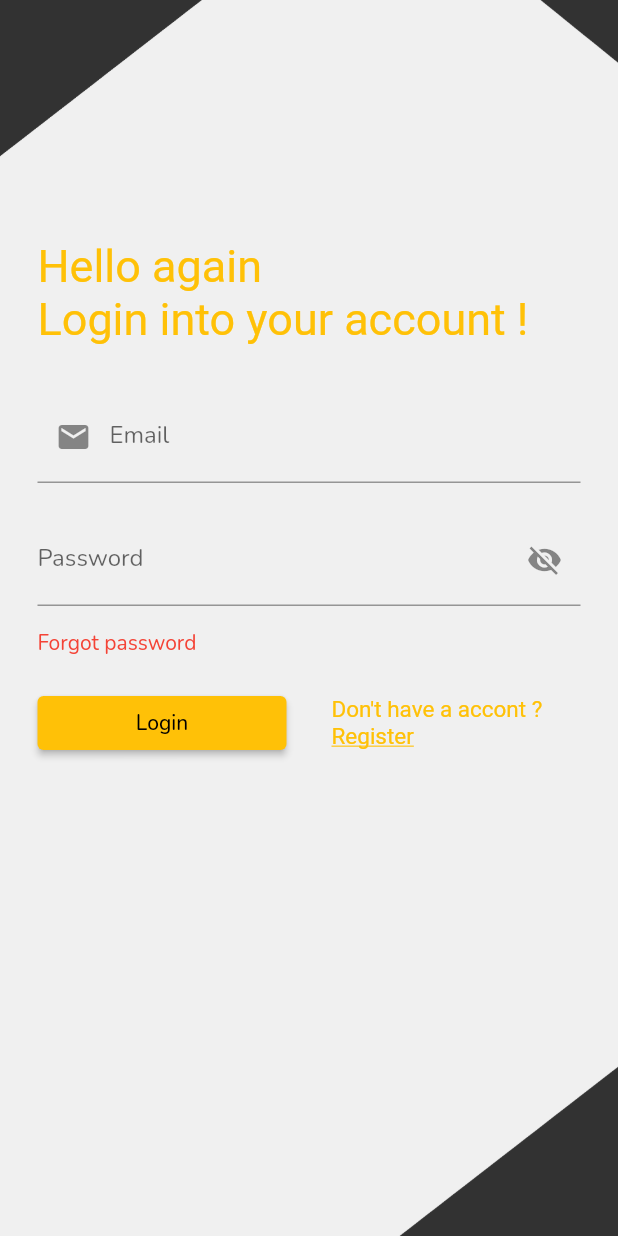
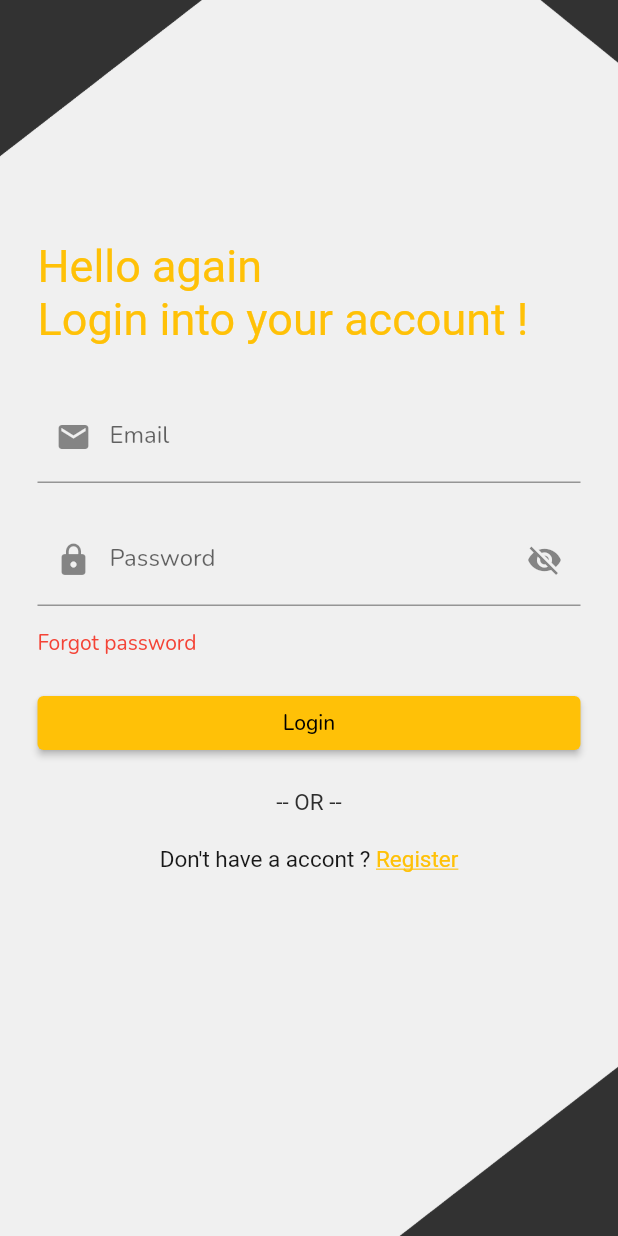
Before and after one commit to luisf4/chat-app-flutter, a Flutter app: the screen it shows after launch, on a phone screen of 412 x 824 dp. Run offline on Flutter 3.47's test engine with Material 2 defaults, Android fonts, the light colour scheme and no system bars; our stand-ins replace cloud_firestore, firebase_auth, firebase_core; accounts and stored records are empty; Roboto replaces fonts that are missing (NunitoBold).

Commit message:
change login and sing up page

```diff
--- a/lib/main.dart
+++ b/lib/main.dart
@@ -3,8 +3,6 @@
 
 import 'package:chat_app/pages/authPage.dart';
 import 'package:chat_app/pages/homePage.dart';
-import 'package:chat_app/pages/loginPage.dart';
-import 'package:chat_app/pages/userPage.dart';
 import 'package:firebase_auth/firebase_auth.dart';
 import 'package:firebase_core/firebase_core.dart';
 import 'package:flutter/material.dart';
--- a/lib/pages/forgotPage.dart
+++ b/lib/pages/forgotPage.dart
@@ -1,5 +1,4 @@
 // ignore_for_file: unnecessary_import, file_names, prefer_const_constructors
-import 'package:chat_app/pages/loginPage.dart';
 import 'package:flutter/material.dart';
 
 class ForgotPassword extends StatefulWidget {
--- a/lib/pages/loginPage.dart
+++ b/lib/pages/loginPage.dart
@@ -98,6 +98,7 @@ class _LoginPageState extends State<LoginPage> {
                       controller: _passwordController,
                       decoration: InputDecoration(
                         hintText: 'Password',
+                        prefixIcon: Icon(Icons.lock),
                         labelText: 'Password',
                         suffixIcon: IconButton(
                           icon: passwordInvisible
@@ -133,13 +134,30 @@ class _LoginPageState extends State<LoginPage> {
                             child: Text('Login'),
                           ),
                         ),
+                      ],
+                    ),
+                    Padding(
+                      padding: const EdgeInsets.all(20.0),
+                      child: Center(
+                        child: RichText(
+                          text: TextSpan(
+                            style: TextStyle(
+                                color: Color.fromARGB(255, 46, 46, 46),
+                                fontSize: 15),
+                            text: "-- OR --",
+                          ),
+                        ),
+                      ),
+                    ),
                     SizedBox(
-                          width: 30,
-                        ),
-                        Expanded(child: // outro botão com frescuras
-                RichText(
+                      child: Expanded(
+                        child: // outro botão com frescuras
+                            Center(
+                          child: RichText(
                             text: TextSpan(
-                    style: TextStyle(color: Colors.amber, fontSize: 15),
+                              style: TextStyle(
+                                  color: Color.fromARGB(255, 24, 24, 24),
+                                  fontSize: 15),
                               text: "Don't have a accont ? ",
                               children: [
                                 TextSpan(
@@ -148,14 +166,16 @@ class _LoginPageState extends State<LoginPage> {
                                   text: "Register",
                                   style: TextStyle(
                                       decoration: TextDecoration.underline,
-                            color: Theme.of(context).colorScheme.secondary),
+                                      color: Theme.of(context)
+                                          .colorScheme
+                                          .secondary),
                                 ),
                               ],
                             ),
                           ),
                         ),
-                      ],
-                    )
+                      ),
+                    ),
                   ],
                 ),
               ),
--- a/lib/pages/userPage.dart
+++ b/lib/pages/userPage.dart
@@ -1,5 +1,6 @@
 // ignore_for_file: file_names, prefer_const_constructors
 
+import 'package:cloud_firestore/cloud_firestore.dart';
 import 'package:firebase_auth/firebase_auth.dart';
 import 'package:flutter/material.dart';
 
@@ -28,6 +29,7 @@ class _UserPageState extends State<UserPage> {
               child: Center(
                 child: Column(
                   children: [
+                    Text(FirebaseFirestore.instance.collection('users').doc(FirebaseAuth.instance.currentUser!.email).toString()),
                     Text(FirebaseAuth.instance.currentUser!.email.toString()),
                     ElevatedButton(
                       onPressed: () => FirebaseAuth.instance.signOut(),
```
Also changed, not shown: lib/pages/homePage.dart (+16 -0 lines), lib/pages/singupPage.dart (+25 -24 lines), 1 other file. Lines whose indentation alone changed are shown as unchanged.
